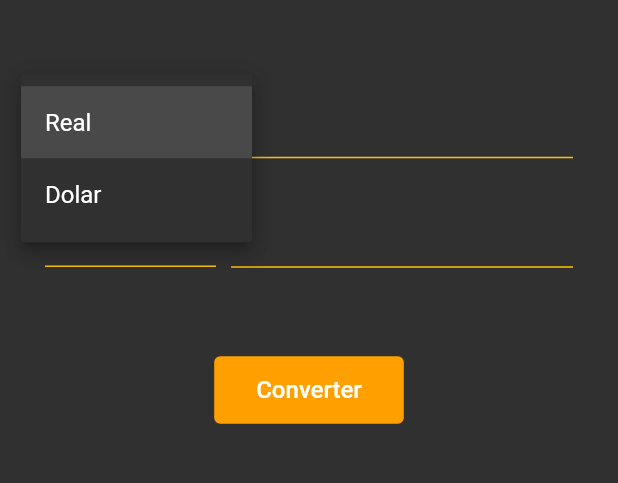
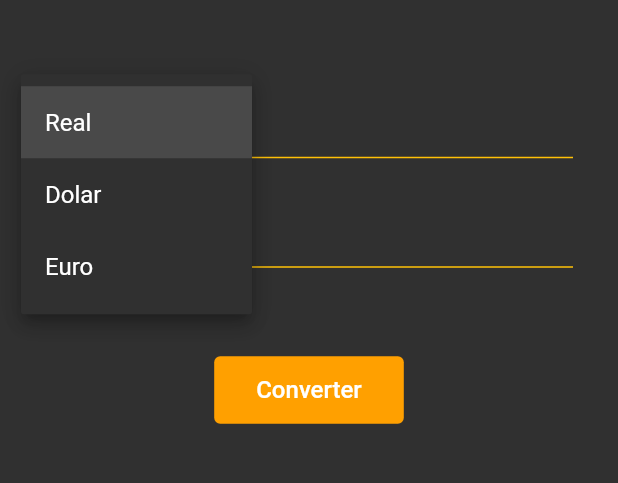
Before and after one commit to marcos2872/conversor_de_moeda_flutter, a Flutter app: the screen it shows after launch, after a tap on "Real", on a phone screen of 412 x 824 dp, the part 375-858 px from its top. Run offline on Flutter 3.47's test engine with Material 2 defaults, Android fonts, the phone set to English and light mode, and no system bars.

Commit message:
testes da função de conversão e integração da função com a view

```diff
--- a/lib/app/components/currency_box.dart
+++ b/lib/app/components/currency_box.dart
@@ -1,7 +1,18 @@
+import 'package:conversor_de_moedas/app/models/currency_model.dart';
 import 'package:flutter/material.dart';
 
 class CurrencyBox extends StatelessWidget {
-  const CurrencyBox({super.key});
+  final List<CurrencyModel> items;
+  final TextEditingController? controller;
+  final CurrencyModel selectedItem;
+  final void Function(CurrencyModel?) onChanged;
+
+  const CurrencyBox(
+      {super.key,
+      required this.items,
+      required this.controller,
+      required this.onChanged,
+      required this.selectedItem});
 
   @override
   Widget build(BuildContext context) {
@@ -15,33 +26,29 @@ class CurrencyBox extends StatelessWidget {
                   flex: 1,
                   child: SizedBox(
                     height: 63,
-                    child: DropdownButton(
+                    child: DropdownButton<CurrencyModel>(
+                        value: selectedItem,
                         iconEnabledColor: Colors.amber,
                         underline: Container(
                           height: 1,
                           color: Colors.amber,
                         ),
                         isExpanded: true,
-                        value: 'Real',
-                        items: const [
-                          DropdownMenuItem(
-                            value: 'Real',
-                            child: Text('Real'),
-                          ),
-                          DropdownMenuItem(
-                            value: 'Dolar',
-                            child: Text('Dolar'),
-                          )
-                        ],
-                        onChanged: (value) {}),
+                        items: items
+                            .map((e) =>
+                                DropdownMenuItem(value: e, child: Text(e.name)))
+                            .toList(),
+                        onChanged: onChanged),
                   )),
               const SizedBox(
                 width: 10,
               ),
-              const Expanded(
+               Expanded(
                   flex: 2,
                   child: TextField(
-                    decoration: InputDecoration(
+                    controller: controller,
+                    keyboardType: TextInputType.number,
+                    decoration: const InputDecoration(
                       enabledBorder: UnderlineInputBorder(
                           borderSide: BorderSide(color: Colors.amber)),
                       focusedBorder: UnderlineInputBorder(
--- a/lib/app/controllers/home_controller.dart
+++ b/lib/app/controllers/home_controller.dart
@@ -4,21 +4,21 @@ import 'package:flutter/material.dart';
 class HomeController {
   late List<CurrencyModel> currencies;
 
-  TextEditingController toText = TextEditingController();
-  TextEditingController fromText = TextEditingController();
+  final TextEditingController toText;
+  final TextEditingController fromText;
 
   late CurrencyModel toCurrency;
   late CurrencyModel fromCurrency;
 
-  HomeController() {
+  HomeController(this.toText, this.fromText) {
     currencies = CurrencyModel.getCurrencies();
     toCurrency = currencies[0];
-    fromCurrency = currencies[0];
+    fromCurrency = currencies[1];
   }
 
   void convert() {
     String text = toText.text;
-    double value = double.tryParse(text) ?? 1.0;
+    double value = double.tryParse(text.replaceAll(',', '.')) ?? 1.0;
     double returnValue = 0;
 
     if (fromCurrency.name == 'Real') {
--- a/lib/app/views/home_view.dart
+++ b/lib/app/views/home_view.dart
@@ -1,8 +1,22 @@
 import 'package:conversor_de_moedas/app/components/currency_box.dart';
+import 'package:conversor_de_moedas/app/controllers/home_controller.dart';
 import 'package:flutter/material.dart';
 
-class HomeView extends StatelessWidget {
-  const HomeView({super.key});
+class HomeView extends StatefulWidget {
+  @override
+  State<HomeView> createState() => _HomeViewState();
+}
+
+class _HomeViewState extends State<HomeView> {
+  late TextEditingController toText = TextEditingController();
+  late TextEditingController fromText = TextEditingController();
+  late HomeController homeController;
+
+  @override
+  void initState() {
+    super.initState();
+    homeController = HomeController(toText = toText, fromText = fromText);
+  }
 
   @override
   Widget build(BuildContext context) {
@@ -20,24 +34,46 @@ class HomeView extends StatelessWidget {
                 height: 150,
               ),
               const SizedBox(height: 50),
-              const CurrencyBox(),
+              CurrencyBox(
+                selectedItem: homeController.toCurrency,
+                controller: toText,
+                items: homeController.currencies,
+                onChanged: (model) {
+                  setState(() {
+                    homeController.toCurrency = model!;
+                  });
+                },
+              ),
               const SizedBox(
                 height: 10,
               ),
-              const CurrencyBox(),
+              CurrencyBox(
+                selectedItem: homeController.fromCurrency,
+                controller: fromText,
+                items: homeController.currencies,
+                onChanged: (model) {
+                  setState(() {
+                    homeController.fromCurrency = model!;
+                  });
+                },
+              ),
               const SizedBox(height: 50),
               TextButton(
                 style: ButtonStyle(
                     backgroundColor:
                         MaterialStateProperty.all(Colors.amber[700])),
-                  onPressed: () {},
                 child: const Padding(
                   padding: EdgeInsets.symmetric(horizontal: 20, vertical: 5),
                   child: Text(
                     'Converter',
                     style: TextStyle(color: Colors.white, fontSize: 16),
                   ),
-                  ))
+                ),
+                onPressed: () {
+                  homeController.convert();
+                  print(fromText.text);
+                },
+              )
             ],
           ),
         ),
```
Also changed, not shown: 1 other file. Lines whose indentation alone changed are shown as unchanged.
